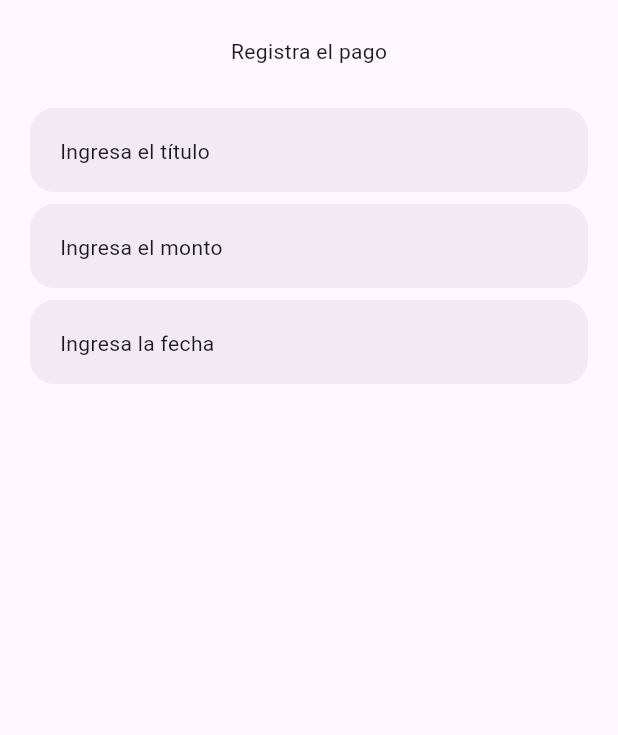
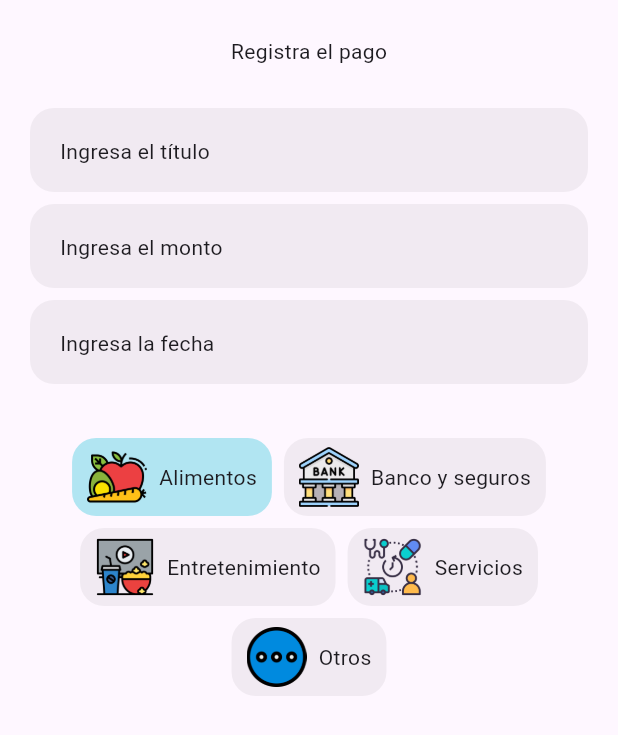
Before and after one commit to fr4nsgallegos/gastosappg13, a Flutter app: the RegisterModalWidget widget shown alone on an empty page, opened directly, on a phone screen of 412 x 824 dp. Shown: the top 735 px of the screen. Run offline on Flutter 3.47's test engine with Material 3 defaults, Android fonts, the phone set to English and light mode, and no system bars; our stand-ins replace sqflite; accounts and stored records are empty.

Commit message:
interfaz completa

```diff
--- /dev/null
+++ b/lib/utils/data_general.dart
@@ -0,0 +1,11 @@
+List<Map<String, dynamic>> types = [
+  {"id": 1, "name": "Alimentos", "image": "assets/icons/alimentos.webp"},
+  {"id": 2, "name": "Banco y seguros", "image": "assets/icons/bancos.webp"},
+  {
+    "id": 3,
+    "name": "Entretenimiento",
+    "image": "assets/icons/entretenimiento.webp",
+  },
+  {"id": 4, "name": "Servicios", "image": "assets/icons/servicios.webp"},
+  {"id": 5, "name": "Otros", "image": "assets/icons/otros.webp"},
+];
--- /dev/null
+++ b/lib/widgets/item_type_widget.dart
@@ -0,0 +1,37 @@
+import 'package:flutter/material.dart';
+
+class ItemTypeWidget extends StatelessWidget {
+  final Map<String, dynamic> data;
+  final bool isSelected;
+  final VoidCallback tap;
+  const ItemTypeWidget({
+    super.key,
+    required this.data,
+    required this.isSelected,
+    required this.tap,
+  });
+
+  @override
+  Widget build(BuildContext context) {
+    return GestureDetector(
+      onTap: tap,
+      child: Container(
+        padding: EdgeInsets.symmetric(vertical: 6, horizontal: 10),
+        decoration: BoxDecoration(
+          color: isSelected
+              ? Colors.cyan.withOpacity(0.3)
+              : Colors.black.withOpacity(0.05),
+          borderRadius: BorderRadius.circular(16),
+        ),
+        child: Row(
+          mainAxisSize: MainAxisSize.min,
+          children: [
+            Image.asset(data["image"], width: 40, height: 40),
+            SizedBox(width: 8),
+            Text(data["name"]),
+          ],
+        ),
+      ),
+    );
+  }
+}
--- a/lib/widgets/register_modal_widget.dart
+++ b/lib/widgets/register_modal_widget.dart
@@ -1,5 +1,7 @@
 import 'package:flutter/material.dart';
+import 'package:gastosappg13/utils/data_general.dart';
 import 'package:gastosappg13/widgets/field_modal_widget.dart';
+import 'package:gastosappg13/widgets/item_type_widget.dart';
 
 class RegisterModalWidget extends StatefulWidget {
   const RegisterModalWidget({super.key});
@@ -12,6 +14,7 @@ class _RegisterModalWidgetState extends State<RegisterModalWidget> {
   TextEditingController titleController = TextEditingController();
   TextEditingController priceController = TextEditingController();
   TextEditingController dateController = TextEditingController();
+  String typeSelected = "Alimentos";
 
   void showDateTimePicker() async {
     DateTime? datePicker = await showDatePicker(
@@ -62,6 +65,24 @@ class _RegisterModalWidgetState extends State<RegisterModalWidget> {
               showDateTimePicker();
             },
           ),
+          SizedBox(height: 32),
+          Wrap(
+            spacing: 8,
+            runSpacing: 8,
+            alignment: WrapAlignment.center,
+            children: types
+                .map(
+                  (e) => ItemTypeWidget(
+                    data: e,
+                    isSelected: typeSelected == e["name"] ? true : false,
+                    tap: () {
+                      typeSelected = e["name"];
+                      setState(() {});
+                    },
+                  ),
+                )
+                .toList(),
+          ),
         ],
       ),
     );
```
